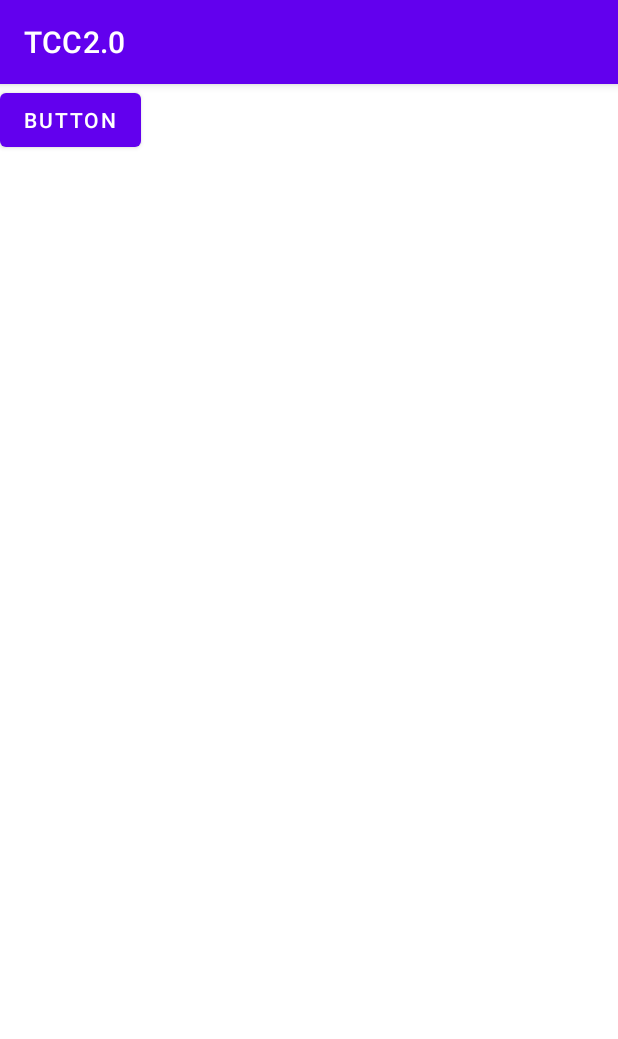
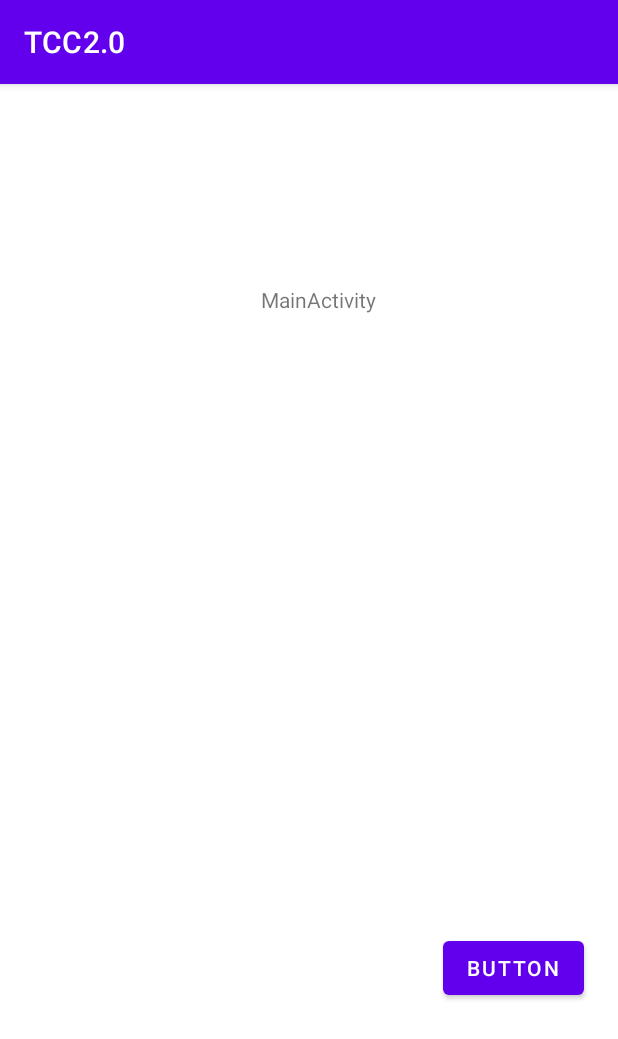
Before and after one commit to carolinenandes/Capitale, an Android app: the screen it shows after launch (MainActivity), on a phone screen of 412 x 824 dp. Shown: the top 1039 px of the screen. Run offline under Robolectric (Android 15) with nearby library versions, the phone set to English and light mode, and no system bars.

Commit message:
initial branch commit

```diff
--- a/app/src/main/java/com/example/tcc20/MainActivity.java
+++ b/app/src/main/java/com/example/tcc20/MainActivity.java
@@ -3,12 +3,17 @@ package com.example.tcc20;
 import androidx.appcompat.app.AppCompatActivity;
 
 import android.os.Bundle;
+import android.widget.Button;
 
 public class MainActivity extends AppCompatActivity {
+
+    Button button2;
 
     @Override
     protected void onCreate(Bundle savedInstanceState) {
         super.onCreate(savedInstanceState);
         setContentView(R.layout.activity_main);
+
+        button2 = (Button) findViewById(R.id.button2);
     }
 }
--- a/app/src/main/res/layout/activity_main.xml
+++ b/app/src/main/res/layout/activity_main.xml
@@ -10,7 +10,19 @@
         android:id="@+id/button2"
         android:layout_width="wrap_content"
         android:layout_height="wrap_content"
+        android:layout_marginStart="295dp"
+        android:layout_marginTop="565dp"
         android:text="Button"
-        tools:layout_editor_absoluteX="295dp"
-        tools:layout_editor_absoluteY="565dp" />
+        app:layout_constraintStart_toStartOf="parent"
+        app:layout_constraintTop_toTopOf="parent" />
+
+    <TextView
+        android:id="@+id/textView"
+        android:layout_width="wrap_content"
+        android:layout_height="wrap_content"
+        android:layout_marginStart="174dp"
+        android:layout_marginTop="134dp"
+        android:text="MainActivity"
+        app:layout_constraintStart_toStartOf="parent"
+        app:layout_constraintTop_toTopOf="parent" />
 </androidx.constraintlayout.widget.ConstraintLayout>
```
